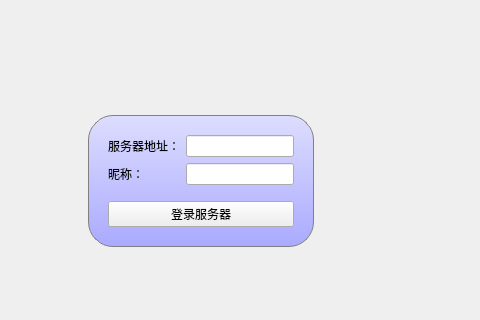
Qt form ChatsHobby/ChatClient/mainwindow.ui (leeonbeans/QT_learning) before a commit; both pictures show x 199 to 679 and y 143 to 463 of the 800 by 600 pixel window.
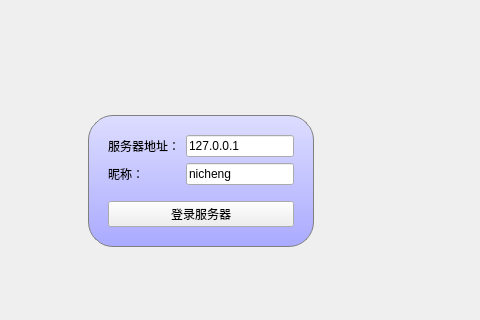
The same form after that commit. The open tabs and pages were chosen to show the change.

The edit to the form file:
```diff
--- a/ChatsHobby/ChatClient/mainwindow.ui
+++ b/ChatsHobby/ChatClient/mainwindow.ui
@@ -106,7 +106,11 @@
               </widget>
              </item>
              <item row="0" column="1">
-              <widget class="QLineEdit" name="serverEdit"/>
+              <widget class="QLineEdit" name="serverEdit">
+               <property name="text">
+                <string>127.0.0.1</string>
+               </property>
+              </widget>
              </item>
              <item row="1" column="0">
               <widget class="QLabel" name="label_3">
@@ -116,7 +120,11 @@
               </widget>
              </item>
              <item row="1" column="1">
-              <widget class="QLineEdit" name="usernameEdit"/>
+              <widget class="QLineEdit" name="usernameEdit">
+               <property name="text">
+                <string>nicheng</string>
+               </property>
+              </widget>
              </item>
             </layout>
            </item>
```
Left out of the diff: 2 changed lines with no effect on the pictures.
